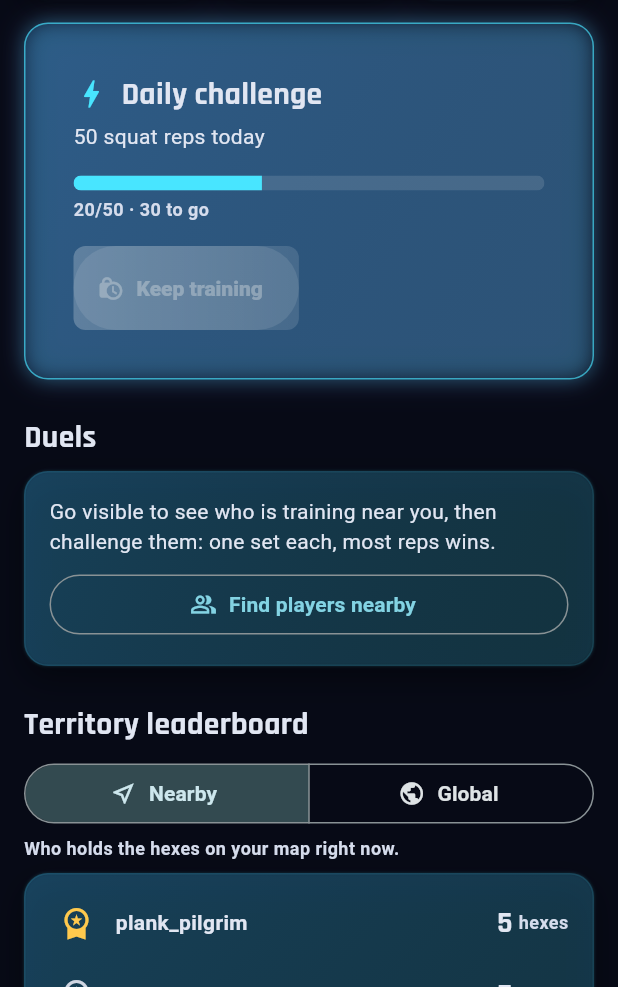
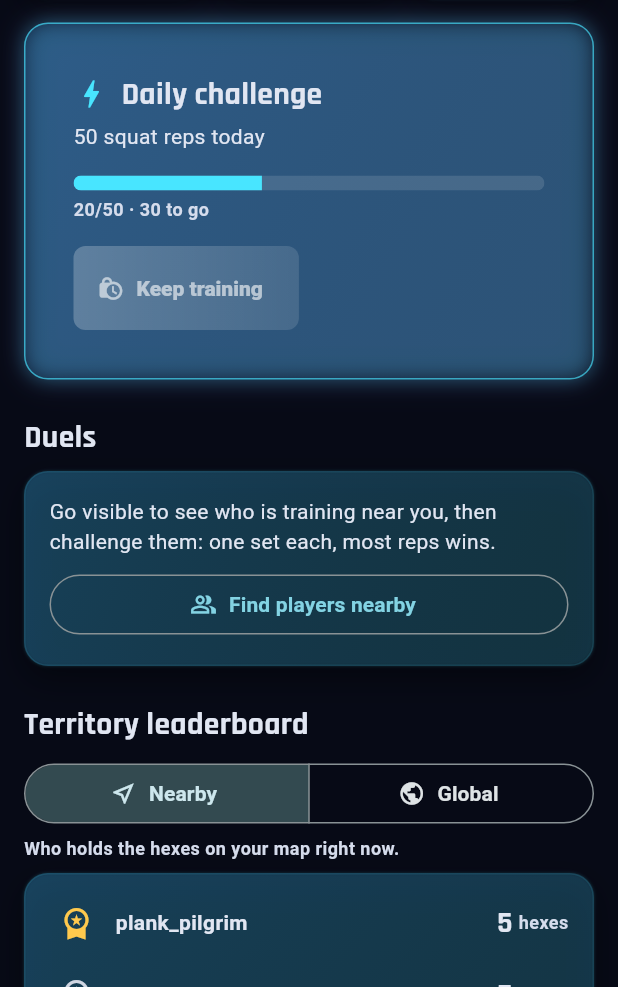
Before and after one commit to UH-ALI/RepRush, a Flutter app: the ChallengesScreen screen opened directly, on a phone screen of 412 x 824 dp, the part 249-1236 px from its top. Run offline on Flutter 3.47's test engine with Material 3 defaults, Android fonts, the phone set to English and light mode, and no system bars; our stand-ins replace camera, flutter_map, flutter_riverpod, geolocator, latlong2, shared_preferences and 1 more; missing offline and left inert: google_mlkit_commons; accounts and stored records are empty.

Commit message:
fix: disabled brand buttons show a grey pill with square corners around it

```diff
--- a/lib/shared/widgets/brand_button.dart
+++ b/lib/shared/widgets/brand_button.dart
@@ -22,10 +22,21 @@ class BrandButton extends StatelessWidget {
         onPressed: loading ? null : onPressed,
         icon: loading ? const SizedBox.square(dimension: 18, child: CircularProgressIndicator(strokeWidth: 2)) : Icon(icon ?? Icons.arrow_forward),
         label: Text(label),
+        // The container above paints the button; the Material button inside
+        // must match its shape and stay transparent — including disabled,
+        // where Material's default grey stadium would otherwise sit inside
+        // the rounded rectangle with the corners showing around it.
         style: ElevatedButton.styleFrom(
           backgroundColor: Colors.transparent,
+          disabledBackgroundColor: Colors.transparent,
           foregroundColor: Colors.white,
+          disabledForegroundColor: Colors.white60,
+          disabledIconColor: Colors.white60,
           shadowColor: Colors.transparent,
+          elevation: 0,
+          shape: RoundedRectangleBorder(
+            borderRadius: BorderRadius.circular(RepRushTokens.cornerChip),
+          ),
           textStyle: const TextStyle(fontWeight: FontWeight.w800),
         ),
       ),
```
